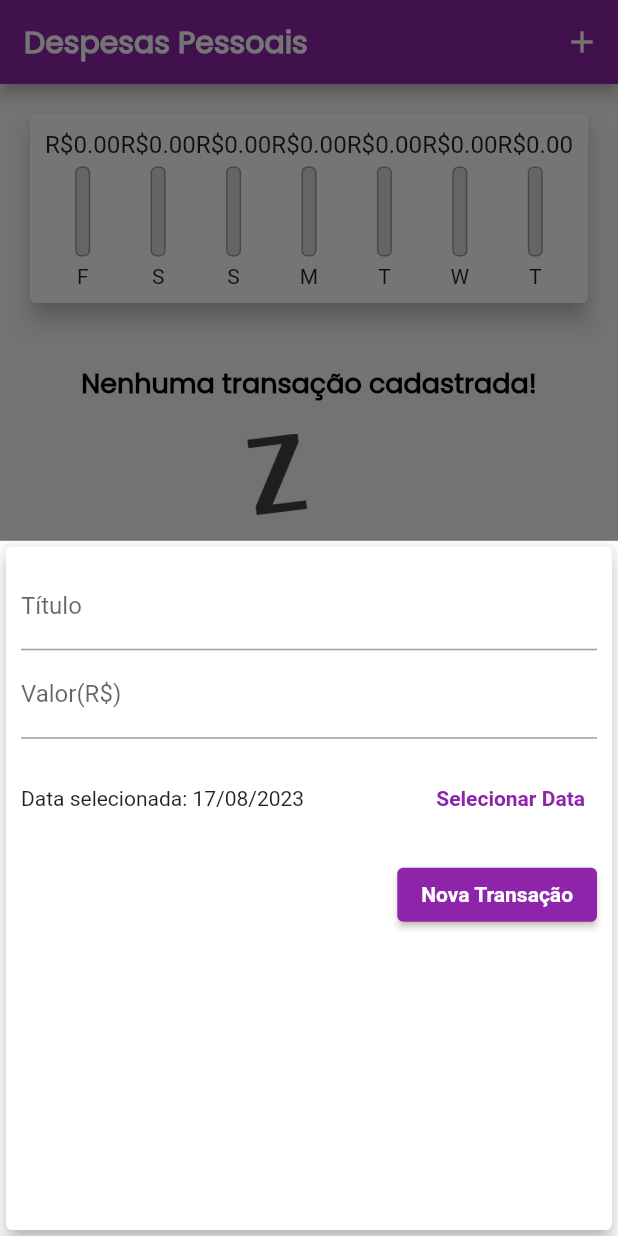
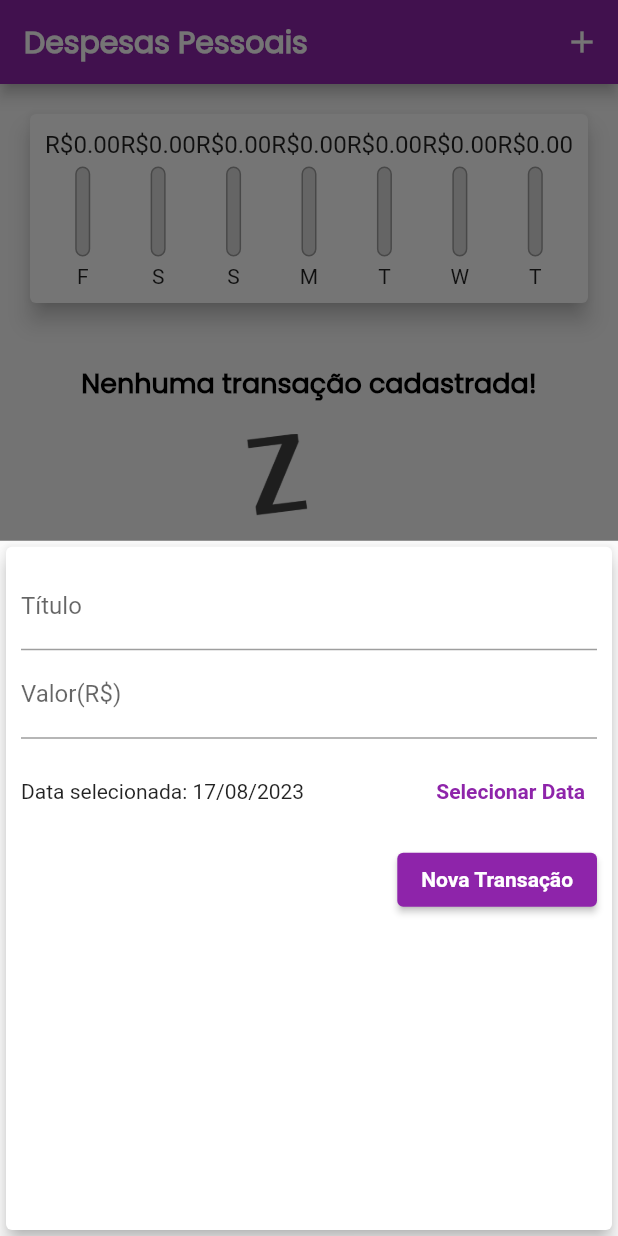
Before and after one commit to JuliaBianchi/curso_flutter, a Flutter app: the screen it shows after launch, after a tap on the "add" icon, on a phone screen of 412 x 824 dp. Run offline on Flutter 3.47's test engine with Material 2 defaults, Android fonts, the light colour scheme and no system bars; missing offline and left inert: dart:ffi.

Commit message:
feat: Ajustes finais da parte 1 do app.

```diff
--- a/expenses/lib/components/chart.dart
+++ b/expenses/lib/components/chart.dart
@@ -56,7 +56,9 @@ class Chart extends StatelessWidget {
               child: ChartBar(
                 label: tr['day'] as String,
                 value: tr['value'] as double,
-                percentage: _weekTotalValue ==0 ? 0 : (tr['value'] as double) / _weekTotalValue,
+                percentage: _weekTotalValue == 0
+                    ? 0
+                    : (tr['value'] as double) / _weekTotalValue,
               ),
             );
           }).toList(),
--- a/expenses/lib/components/chart_bar.dart
+++ b/expenses/lib/components/chart_bar.dart
@@ -15,13 +15,13 @@ class ChartBar extends StatelessWidget {
   Widget build(BuildContext context) {
     return Column(
       children: [
-        Container(
+        SizedBox(
           height: 20,
           child: FittedBox(
               child: Text('R\$${value.toStringAsFixed(2)}')),
         ),
         const SizedBox(height: 5),
-        Container(
+        SizedBox(
           height: 60,
           width: 10,
           child: Stack(
@@ -34,7 +34,7 @@ class ChartBar extends StatelessWidget {
                     width: 1.0,
                   ),
                   color: Color.fromRGBO(220,220,220,1),
-                  borderRadius: BorderRadius.circular(4),
+                  borderRadius: BorderRadius.circular(5),
                 ),
               ),
               FractionallySizedBox(
@@ -42,7 +42,7 @@ class ChartBar extends StatelessWidget {
                 child: Container(
                   decoration: BoxDecoration(
                     color: Theme.of(context).colorScheme.primary,
-                    borderRadius: BorderRadius.circular(4),
+                    borderRadius: BorderRadius.circular(5),
                   ),
                 ),
               ),
--- a/expenses/lib/components/transaction_form.dart
+++ b/expenses/lib/components/transaction_form.dart
@@ -4,7 +4,7 @@ import 'package:intl/intl.dart';
 class TransactionForm extends StatefulWidget {
   final void Function(String, double, DateTime) onSubmit;
 
-  const TransactionForm(this.onSubmit);
+  const TransactionForm(this.onSubmit, {super.key});
 
   @override
   State<TransactionForm> createState() => _TransactionFormState();
@@ -13,7 +13,7 @@ class TransactionForm extends StatefulWidget {
 class _TransactionFormState extends State<TransactionForm> {
   final _titleController = TextEditingController();
   final _valueController = TextEditingController();
-  DateTime _selectedDate = DateTime.now();
+  DateTime? _selectedDate = DateTime.now();
 
   _submitForm() {
     final title = _titleController.text;
@@ -68,8 +68,8 @@ class _TransactionFormState extends State<TransactionForm> {
                 labelText: 'Valor(R\$)',
               ),
             ),
-            Container(
-              height: 80,
+            SizedBox(
+              height: 70,
               child: Row(
                 children: [
                    Expanded(
@@ -97,14 +97,14 @@ class _TransactionFormState extends State<TransactionForm> {
               mainAxisAlignment: MainAxisAlignment.end,
               children: [
                 ElevatedButton(
-                  onPressed: _submitForm,
-                  child: const Text(
+                  child: Text(
                     'Nova Transação',
                     style: TextStyle(
                       color: Colors.white,
                       fontWeight: FontWeight.bold,
                     ),
                   ),
+                  onPressed: _submitForm,
                 ),
               ],
             )
--- a/expenses/lib/components/transaction_list.dart
+++ b/expenses/lib/components/transaction_list.dart
@@ -7,7 +7,6 @@ class TransactionList extends StatelessWidget {
   final void Function(String) onRemove;
 
   TransactionList(this.transactions, this.onRemove);
-
 
   @override
   Widget build(BuildContext context) {
@@ -69,7 +68,7 @@ class TransactionList extends StatelessWidget {
                       icon: Icon(Icons.delete),
                       color: Theme.of(context).colorScheme.error,
                       onPressed: () => onRemove(tr.id),
-                    ) ,
+                    ),
                   ),
                 );
               },
```
Also changed, not shown: expenses/lib/main.dart (+2 -5 lines).
